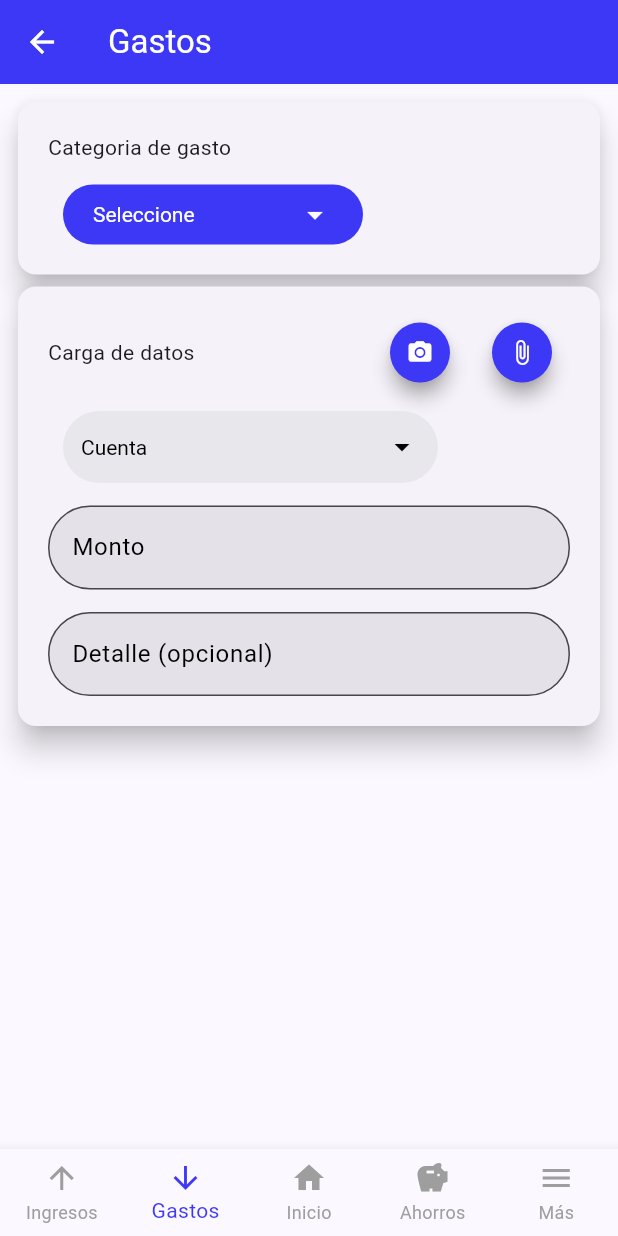
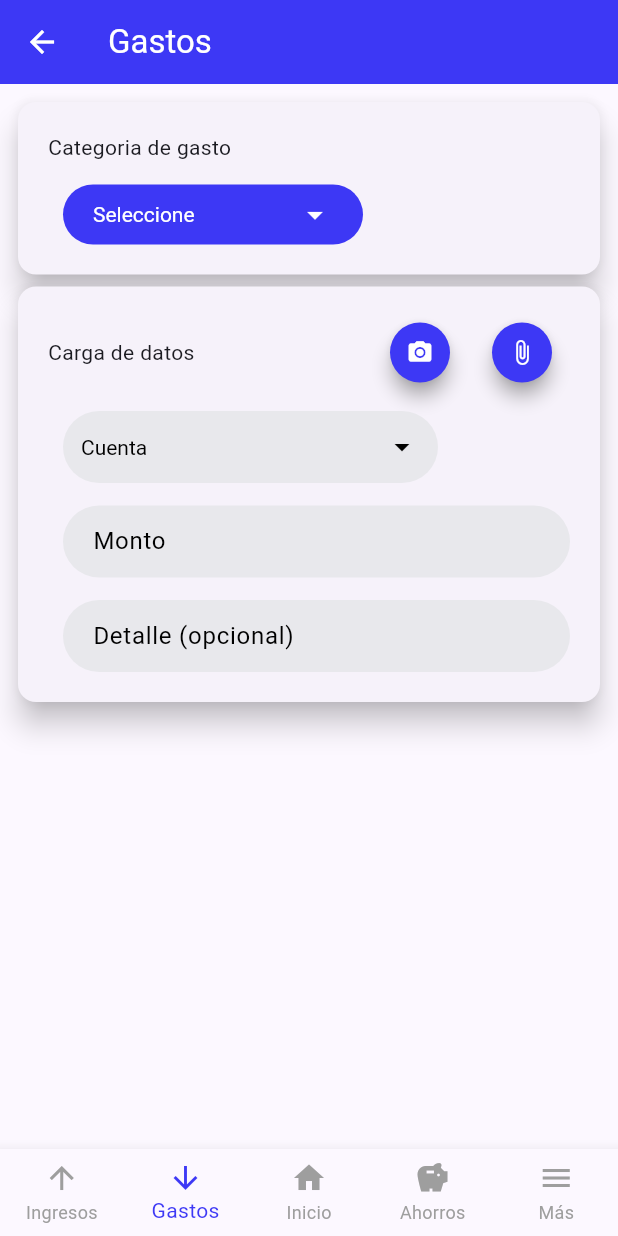
Before and after one commit to Marcee096/marnager, a Flutter app: the GastosPage screen opened directly, on a phone screen of 412 x 824 dp. Run offline on Flutter 3.47's test engine with Material 3 defaults, Android fonts, the phone set to English and light mode, and no system bars; missing offline and left inert: fluid_dropdown_input.

Commit message:
arreglar gastos

```diff
--- a/lib/src/pages/gastos_page.dart
+++ b/lib/src/pages/gastos_page.dart
@@ -25,9 +25,11 @@ class GastosPage extends StatefulWidget {
     final List<String> _cuentas = [
       //ejemplos, esta lista debe obtenerse de una BD
       'Efectivo',
-      'Tarjeta de crédito',
-      'Cuenta bancaria',
+      'Tarjeta de Credito',
+      'Cuenta Ahorro',
     ];
+
+
 
 class _GastosPageState extends State<GastosPage> {
   @override
@@ -176,7 +178,7 @@ class _GastosPageState extends State<GastosPage> {
           value: cuenta,
           child: Text(
             cuenta,
-            style: const TextStyle(color: Colors.white), // Texto blanco en cada opción
+            style: const TextStyle(color: Colors.black), // Texto blanco en cada opción
           ),
         ),
       );
@@ -234,13 +236,13 @@ class _GastosPageState extends State<GastosPage> {
             children: <Widget>[
               const Text('Carga de datos'),
               Row(
-                mainAxisSize: MainAxisSize.max,
                 children: <Widget>[
                   ElevatedButton(
                     style: ElevatedButton.styleFrom(
                       backgroundColor: const Color.fromARGB(255, 61, 56, 245),
                       foregroundColor: Colors.white,
                       shape: const CircleBorder(),
+
                       padding: const EdgeInsets.all(8), // Reducido de 12 a 8
                       elevation: 5,
                       shadowColor: Colors.grey,
@@ -272,31 +274,45 @@ class _GastosPageState extends State<GastosPage> {
           const SizedBox(height: 15.0),
           _crearDropdownCuentas(),
           const SizedBox(height: 15.0),
-          TextField(
+          Container(
+          margin: const EdgeInsets.only(left: 10.0), // Mismo margen que el dropdown
+          child: TextField(
             keyboardType: TextInputType.number,
             decoration: InputDecoration(
               border: OutlineInputBorder(
                 borderRadius: BorderRadius.circular(30.0),
+                borderSide: BorderSide.none, // Sin borde para que coincida con el dropdown
               ),
               filled: true,
+              fillColor: const Color.fromARGB(255, 232, 232, 236), // Mismo color que el dropdown
               hintText: 'Monto',
               hintStyle: const TextStyle(color: Colors.black),
+              contentPadding: const EdgeInsets.symmetric(horizontal: 16.0, vertical: 12.0), // Mismo padding que el dropdown
             ),
             style: const TextStyle(color: Colors.black),
           ),
-          const SizedBox(height: 15.0),
-          TextField(
+        ),
+        const SizedBox(height: 15.0),
+        // TextField con el mismo estilo que el dropdown
+        Container(
+          margin: const EdgeInsets.only(left: 10.0), // Mismo margen que el dropdown
+          child: TextField(
             decoration: InputDecoration(
               border: OutlineInputBorder(
                 borderRadius: BorderRadius.circular(30.0),
+                borderSide: BorderSide.none, // Sin borde para que coincida con el dropdown
               ),
               filled: true,
+
+              fillColor: const Color.fromARGB(255, 232, 232, 236), // Mismo color que el dropdown
               hintText: 'Detalle (opcional)',
               hintStyle: const TextStyle(color: Colors.black),
+              contentPadding: const EdgeInsets.symmetric(horizontal: 16.0, vertical: 12.0), // Mismo padding que el dropdown
             ),
             style: const TextStyle(color: Colors.black),
           ),
-        ],
-      ),
-    ));
+        ),
+      ],
+    ),
+  ));
 }}
```
